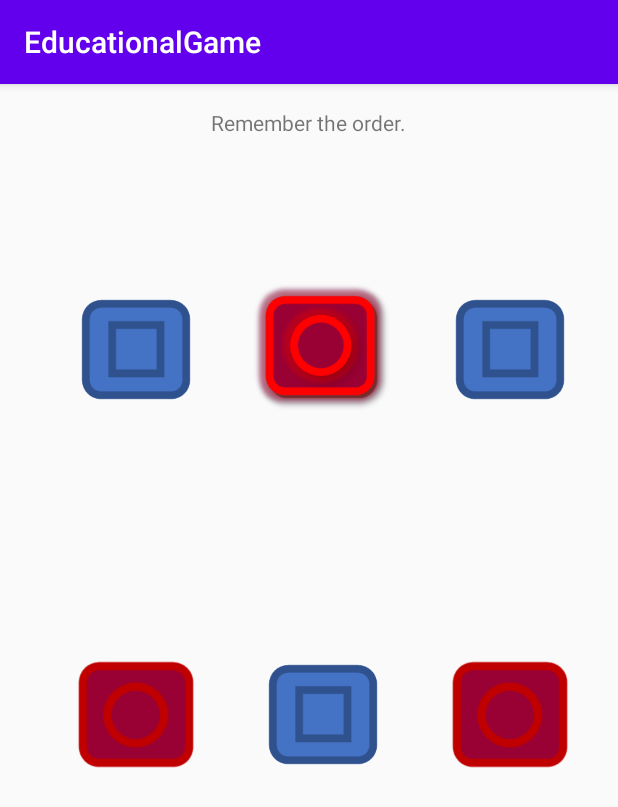
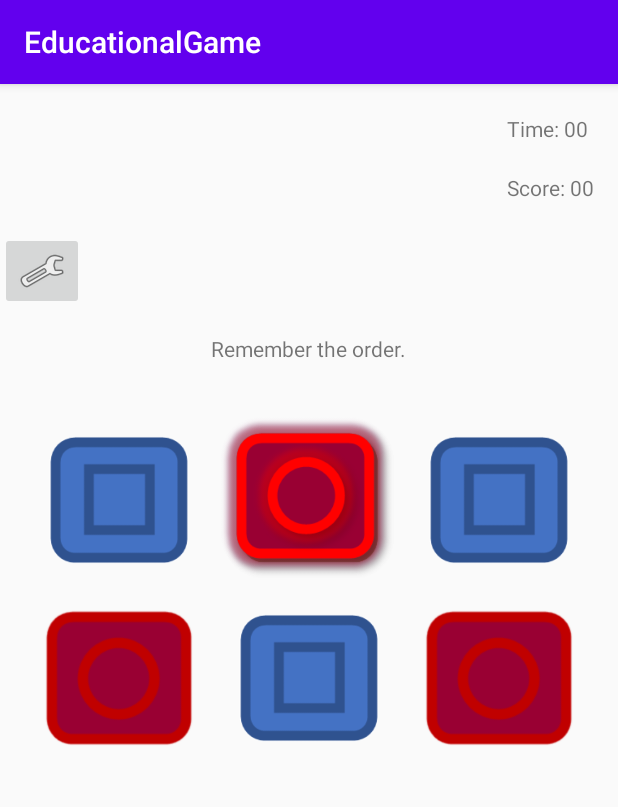
Before and after one commit to besttodd/EducationalGame, an Android app: the screen it shows after launch (MemoryActivity), after a tap on "MEMORY MASTER", on a phone screen of 412 x 824 dp. Shown: the top 807 px of the screen. Run offline under Robolectric (Android 15) with nearby library versions, the phone set to English and light mode, and no system bars.

```diff
--- a/app/src/main/AndroidManifest.xml
+++ b/app/src/main/AndroidManifest.xml
@@ -9,7 +9,8 @@
         android:roundIcon="@mipmap/ic_launcher_round"
         android:supportsRtl="true"
         android:theme="@style/AppTheme">
-        <activity android:name=".MemoryActivity"></activity>
+        <activity android:name=".ScoresActivity"></activity>
+        <activity android:name=".MemoryActivity" />
         <activity android:name=".ResultsActivity" />
         <activity android:name=".HigherLowerGameActivity" />
         <activity android:name=".MainActivity">
--- a/app/src/main/java/au/edu/jcu/cp3406/educationalgame/GameBuilder.java
+++ /dev/null
@@ -1,55 +0,0 @@
-package au.edu.jcu.cp3406.educationalgame;
-
-import java.util.ArrayList;
-import java.util.List;
-import java.util.Random;
-
-public class GameBuilder {
-    List<Integer> sequence;
-    Random r;
-    boolean complete;
-
-    public GameBuilder() {
-        sequence = new ArrayList<>();
-        r = new Random();
-        complete = true;
-    }
-
-    public List<Integer> newGame(Difficulty level) {
-        switch (level) {
-            case EASY:
-                createSequence(2);
-                break;
-            case MEDIUM:
-                createSequence(3);
-                break;
-            case HARD:
-                createSequence(4);
-                break;
-            case MASTER:
-                createSequence(6);
-                break;
-        }
-        return sequence;
-    }
-
-    public void createSequence(int numTiles) {
-        for (int i = 0; i < 10; i++) {
-            sequence.add(r.nextInt(numTiles));
-        }
-    }
-
-    public void sequenceComplete() {
-        complete = true;
-    }
-
-    public boolean sequenceRunning() {
-        return complete;
-    }
-
-    public boolean checkOrder(Tile tile) {
-        //if (tile)
-        System.out.println(sequence.get(0) +"=="+ tile.getImg()+"CHECKING------------------------------------------------------------");
-        return true;
-    }
-}
--- a/app/src/main/java/au/edu/jcu/cp3406/educationalgame/MainActivity.java
+++ b/app/src/main/java/au/edu/jcu/cp3406/educationalgame/MainActivity.java
@@ -35,4 +35,10 @@ public class MainActivity extends AppCompatActivity {
         intent.putExtra("difficulty", level);
         startActivity(intent);
     }
+
+    public void highScoresClicked(View view) {
+        Intent intent = new Intent(this, ScoresActivity.class);
+        //intent.putExtra("difficulty", level);
+        startActivity(intent);
+    }
 }
--- a/app/src/main/java/au/edu/jcu/cp3406/educationalgame/MemoryActivity.java
+++ b/app/src/main/java/au/edu/jcu/cp3406/educationalgame/MemoryActivity.java
@@ -1,30 +1,42 @@
 package au.edu.jcu.cp3406.educationalgame;
 
 import androidx.appcompat.app.AppCompatActivity;
+import androidx.fragment.app.Fragment;
+import androidx.fragment.app.FragmentManager;
+import androidx.fragment.app.FragmentTransaction;
 
+import android.content.Context;
+import android.content.Intent;
 import android.os.Bundle;
 import android.os.Handler;
-import android.view.Gravity;
+import android.util.Log;
 import android.view.View;
 import android.widget.AdapterView;
 import android.widget.GridView;
 import android.widget.Toast;
 
+import java.util.ArrayList;
 import java.util.Iterator;
 import java.util.List;
 
-public class MemoryActivity extends AppCompatActivity {
+public class MemoryActivity extends AppCompatActivity implements StateListener {
+    private StateListener listener;
+    private Context context;
     private Tile[] tiles =
      {new Tile(R.drawable.square), new Tile(R.drawable.circle), new Tile(R.drawable.square), new Tile(R.drawable.circle), new Tile(R.drawable.square), new Tile(R.drawable.circle)};
-    TileManager tileManager;
-    private GameBuilder game = new GameBuilder();
-    private Difficulty level;
+    //TileManager tileManager;
+    private MemoryGame game = new MemoryGame();
     final Handler handler = new Handler();
+    Iterator<Integer> iterator;
+    boolean correct;
     Runnable runnable;
     TileAdapter tileAdapter;
     GridView gridView;
+    Fragment settingsFragment;
 
     List<Integer> sequence;
+    List<Integer> answers;
+    Integer[] previous = {0};
 
     @Override
     protected void onCreate(Bundle savedInstanceState) {
@@ -34,33 +46,74 @@ public class MemoryActivity extends AppCompatActivity {
         //tileManager = new TileManager(this.getAssets(), "Shapes");
         //tiles = tileManager.getTiles();
 
+        listener = (StateListener) context;
+
+        FragmentManager fm = getSupportFragmentManager();
+        settingsFragment = fm.findFragmentById(R.id.settingsFragment);
+        showHideFragment(settingsFragment);
+
         gridView = findViewById(R.id.gridView);
         tileAdapter = new TileAdapter(this, tiles);
         gridView.setAdapter(tileAdapter);
 
-        level = (Difficulty) getIntent().getSerializableExtra("difficulty");
+        final Difficulty level = (Difficulty) getIntent().getSerializableExtra("difficulty");
         sequence = game.newGame(level);
-        if (game.sequenceRunning()) {
-            playSequence(sequence);
-        }
+        answers = new ArrayList<>();
+        playSequence();
 
         gridView.setOnItemClickListener(new AdapterView.OnItemClickListener() {
             @Override
             public void onItemClick(AdapterView<?> parent, View view, int position, long id) {
                 Tile tile = tiles[position];
+                tiles[previous[0]].lightOff();
                 tile.lightUp();
-                //turn off after 1000 millisec
-                //check if its next in the sequence
-                game.checkOrder(tile);
+                answers.add(position);
+                previous[0] = position;
+
+                if (!game.checkOrder(answers)) {
+                    onUpdate(State.GAME_OVER, level);
+                } else if (game.isSequenceComplete()){
+                    onUpdate(State.CONTINUE, level);
+                }
 
                 tileAdapter.notifyDataSetChanged();
             }
         });
     }
 
-    public void playSequence(final List<Integer> sequence) {
-        final Iterator<Integer> iterator = sequence.iterator();
-        final Integer[] previous = {0};
+    public void onUpdate(State state, Difficulty level) {
+        Intent intent;
+
+        switch (state) {
+            case SOUND:
+                //soundManager.muteUnMuteSound();
+                break;
+            case MUSIC:
+                break;
+            case RESTART:
+                intent = getIntent();
+                handler.removeCallbacks(runnable);
+                finish();
+                intent.putExtra("difficulty", level);
+                startActivity(intent);
+                break;
+            case CONTINUE:
+                game.createSequence(answers.size() + 1);
+                playSequence();
+                break;
+            case GAME_OVER:
+                intent = new Intent(this, ResultsActivity.class);
+                intent.putExtra("score", game.getScore());
+                startActivity(intent);
+                break;
+            case SETTINGS:
+                showHideFragment(settingsFragment);
+                break;
+        }
+    }
+
+    public void playSequence() {
+        iterator = sequence.iterator();
 
         handler.post(runnable = new Runnable() {
             @Override
@@ -72,11 +125,29 @@ public class MemoryActivity extends AppCompatActivity {
                     gridView.setAdapter(tileAdapter);
                     handler.postDelayed(this, 1200);
                 } else {
-                    tiles[previous[0]].lightOff(); //Not working
-                    game.sequenceComplete();
+                    tiles[previous[0]].lightOff();
+                    gridView.setAdapter(tileAdapter);
                     Toast.makeText(getBaseContext(), "YOUR TURN", Toast.LENGTH_SHORT).show();
                 }
             }
         });
+        Log.i("playSequence", String.valueOf(sequence));
+    }
+
+    public void settingsClicked(View view) {
+        showHideFragment(settingsFragment);
+    }
+
+    public void showHideFragment(Fragment fragment){
+        FragmentTransaction ft = getSupportFragmentManager().beginTransaction();
+
+        if (settingsFragment.isHidden()) {
+            ft.show(fragment);
+            Log.d("hidden","Show");
+        } else {
+            ft.hide(fragment);
+            Log.d("Shown","Hide");
+        }
+        ft.commit();
     }
 }
--- /dev/null
+++ b/app/src/main/java/au/edu/jcu/cp3406/educationalgame/MemoryGame.java
@@ -0,0 +1,80 @@
+package au.edu.jcu.cp3406.educationalgame;
+
+import java.util.ArrayList;
+import java.util.List;
+import java.util.Random;
+
+class MemoryGame {
+    private List<Integer> sequence;
+    private Random r;
+    private int numTiles;
+    private boolean complete;
+    private boolean gameOver;
+    private int score;
+
+    MemoryGame() {
+        sequence = new ArrayList<>();
+        r = new Random();
+        numTiles = 2;
+        complete = false;
+        gameOver = false;
+        score = 0;
+    }
+
+    List<Integer> newGame(Difficulty level) {
+        switch (level) {
+            case EASY:
+                numTiles = 2;
+                break;
+            case MEDIUM:
+                numTiles = 3;
+                break;
+            case HARD:
+                numTiles = 4;
+                break;
+            case MASTER:
+                numTiles = 6;
+                break;
+        }
+        createSequence(2);
+        return sequence;
+    }
+
+    public void createSequence(int numSteps) {
+        sequence.add(r.nextInt(numTiles));
+        for (int i = 0; i < numSteps; i++) {
+            sequence.add(r.nextInt(numTiles));
+        }
+    }
+
+    boolean checkOrder(List<Integer> answers) {
+        for (int i = 0; i < answers.size(); i++) {
+            if (!answers.get(i).equals(sequence.get(i))) {
+                gameOver = true;
+                return false;
+            }
+        }
+        if (answers.size() == sequence.size()) {
+            complete = true;
+        }
+        System.out.println("S=" + sequence + "-----------------------------------------------------");
+        System.out.println("A=" + answers + "------------------------------------------------------");
+        return true;
+    }
+
+    boolean isGameOver() {
+        return gameOver;
+    }
+
+    boolean isSequenceComplete() {
+        return complete;
+    }
+
+    void setScore(int points) {
+        score = score + points;
+    }
+
+    int getScore() {
+        return score;
+    }
+}
--- a/app/src/main/java/au/edu/jcu/cp3406/educationalgame/SettingsFragment.java
+++ b/app/src/main/java/au/edu/jcu/cp3406/educationalgame/SettingsFragment.java
@@ -78,7 +78,7 @@ public class SettingsFragment extends Fragment {
                     level = Difficulty.valueOf(selection.toUpperCase());
                     listener.onUpdate(State.RESTART, level);
                 } else {
-                    listener.onUpdate(State.CONTINUE, level);
+                    listener.onUpdate(State.SETTINGS, level);
                 }
             }
         });
--- a/app/src/main/java/au/edu/jcu/cp3406/educationalgame/State.java
+++ b/app/src/main/java/au/edu/jcu/cp3406/educationalgame/State.java
@@ -1,5 +1,5 @@
 package au.edu.jcu.cp3406.educationalgame;
 
 public enum  State {
-    SOUND, MUSIC, RESTART, CONTINUE, GAME_OVER
+    SOUND, MUSIC, RESTART, CONTINUE, GAME_OVER, SETTINGS
 }
--- a/app/src/main/java/au/edu/jcu/cp3406/educationalgame/Tile.java
+++ b/app/src/main/java/au/edu/jcu/cp3406/educationalgame/Tile.java
@@ -7,14 +7,16 @@ public class Tile {
     private int image;
     private int lightedImage;
     private int activeTile;
+    private int previous;
     private String shape;
     boolean on;
 
-    public Tile(int imageResource) {
+    Tile(int imageResource) {
         //tileImage = imageResource;
         image = imageResource;
         lightedImage = imageResource + 1;
         activeTile = imageResource;
+        previous = 0;
         on = false;
     }
 
@@ -22,13 +24,13 @@ public class Tile {
         return activeTile;
     }
 
-    public void lightUp() {
+    void lightUp() {
         activeTile = lightedImage;
         System.out.println("Light UP"+activeTile+"-------------------------------------------------");
         on = true;
     }
 
-    public void lightOff() {
+    void lightOff() {
         activeTile = image;
         on = false;
     }
--- a/app/src/main/res/layout/activity_main.xml
+++ b/app/src/main/res/layout/activity_main.xml
@@ -57,7 +57,8 @@
         android:layout_width="wrap_content"
         android:layout_height="wrap_content"
         android:layout_centerInParent="true"
-        android:text="@string/high_scores"/>
+        android:text="@string/high_scores"
+        android:onClick="highScoresClicked"/>
     </RelativeLayout>
 
 </androidx.appcompat.widget.LinearLayoutCompat>
--- a/app/src/main/res/layout/activity_memory.xml
+++ b/app/src/main/res/layout/activity_memory.xml
@@ -1,30 +1,57 @@
 <?xml version="1.0" encoding="utf-8"?>
-<LinearLayout
-    xmlns:android="http://schemas.android.com/apk/res/android"
+<FrameLayout xmlns:android="http://schemas.android.com/apk/res/android"
+    xmlns:app="http://schemas.android.com/apk/res-auto"
     xmlns:tools="http://schemas.android.com/tools"
     android:layout_width="match_parent"
     android:layout_height="match_parent"
-    android:orientation="vertical"
     tools:context=".MemoryActivity">
+
+    <LinearLayout
+        android:layout_width="match_parent"
+        android:layout_height="match_parent"
+        android:orientation="vertical">
+
+        <fragment
+            android:id="@+id/timeAndScore"
+            android:name="au.edu.jcu.cp3406.educationalgame.StatusFragment"
+            android:layout_width="wrap_content"
+            android:layout_height="wrap_content"
+            android:layout_gravity="end"/>
+
+        <ImageButton
+            android:id="@+id/imageButton"
+            android:layout_width="wrap_content"
+            android:layout_height="wrap_content"
+            android:contentDescription="@string/settings_button"
+            android:onClick="settingsClicked"
+            app:srcCompat="@android:drawable/ic_menu_preferences"
+            tools:layout_editor_absoluteX="16dp"
+            tools:layout_editor_absoluteY="16dp" />
 
         <TextView
             android:layout_width="wrap_content"
             android:layout_height="wrap_content"
             android:layout_gravity="center"
             android:layout_margin="16dp"
-        android:text="Remember the order." />
+            android:text="@string/remember_the_order" />
 
         <GridView
             android:id="@+id/gridView"
             android:layout_width="match_parent"
-        android:layout_height="match_parent"
+            android:layout_height="wrap_content"
+            android:layout_margin="16dp"
+            android:columnWidth="100dp"
             android:gravity="center"
-        android:columnWidth="100dp"
-        android:verticalSpacing="24sp"
-        android:horizontalSpacing="10dp"
-        android:stretchMode="spacingWidthUniform"
-        android:layout_margin="16dp"
-        android:numColumns="auto_fit">
-    </GridView>
+            android:numColumns="auto_fit" />
 
     </LinearLayout>
+
+    <fragment
+        android:id="@+id/settingsFragment"
+        android:name="au.edu.jcu.cp3406.educationalgame.SettingsFragment"
+        android:layout_width="wrap_content"
+        android:layout_height="wrap_content"
+        android:layout_gravity="center"
+        android:tag="settingsFragment"
+        tools:layout="@layout/fragment_settings" />
+</FrameLayout>
--- a/app/src/main/res/layout/tile.xml
+++ b/app/src/main/res/layout/tile.xml
@@ -3,4 +3,5 @@
     android:id="@+id/tileView"
     xmlns:android="http://schemas.android.com/apk/res/android"
     android:layout_width="wrap_content"
-    android:layout_height="wrap_content" />
+    android:layout_height="wrap_content"
+    android:adjustViewBounds="true" />
--- a/app/src/main/res/values/strings.xml
+++ b/app/src/main/res/values/strings.xml
@@ -12,4 +12,5 @@
     <string name="sound">Sound</string>
     <string name="settings_button">Settings Button</string>
     <string name="difficulty">Difficulty:</string>
+    <string name="remember_the_order">Remember the order.</string>
 </resources>
```
Also changed, not shown: app/src/main/java/au/edu/jcu/cp3406/educationalgame/DBHelper.java (added, +52 -0 lines), app/src/main/java/au/edu/jcu/cp3406/educationalgame/ResultsActivity.java (+24 -2 lines), app/src/main/java/au/edu/jcu/cp3406/educationalgame/ScoresActivity.java (added, +64 -0 lines), app/src/main/java/au/edu/jcu/cp3406/educationalgame/ScoresAdapter.java (added, +73 -0 lines), app/src/main/res/layout/activity_scores.xml (added, +14 -0 lines), app/src/main/res/layout/highscoreslayout.xml (added, +71 -0 lines). Lines whose indentation alone changed are shown as unchanged.
